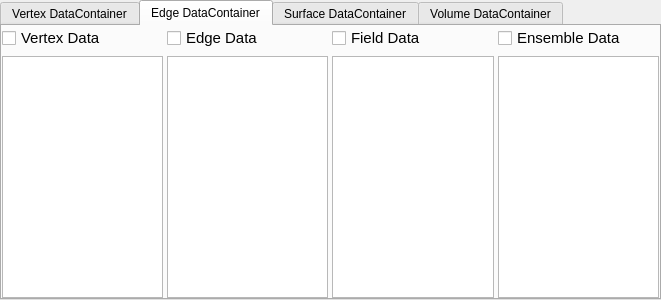
Qt form Source/PipelineBuilder/UI_Files/ArraySelectionWidget.ui (BlueQuartzSoftware/DREAM3D) before a commit.
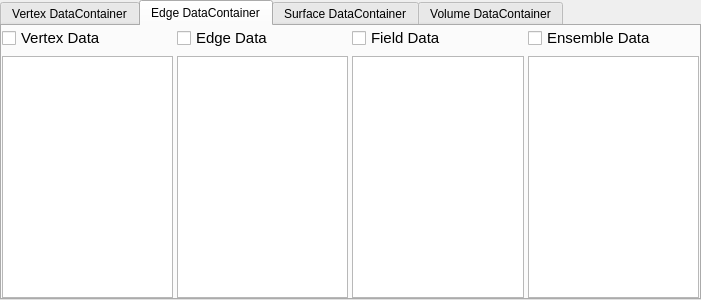
The same form after that commit. The open tabs and pages were chosen to show the change.

The edit to the form file:
```diff
--- a/Source/PipelineBuilder/UI_Files/ArraySelectionWidget.ui
+++ b/Source/PipelineBuilder/UI_Files/ArraySelectionWidget.ui
@@ -6,7 +6,7 @@
    <rect>
     <x>0</x>
     <y>0</y>
-    <width>661</width>
+    <width>701</width>
     <height>300</height>
    </rect>
   </property>
```
Left out of the diff: 18 changed lines with no effect on the pictures.
